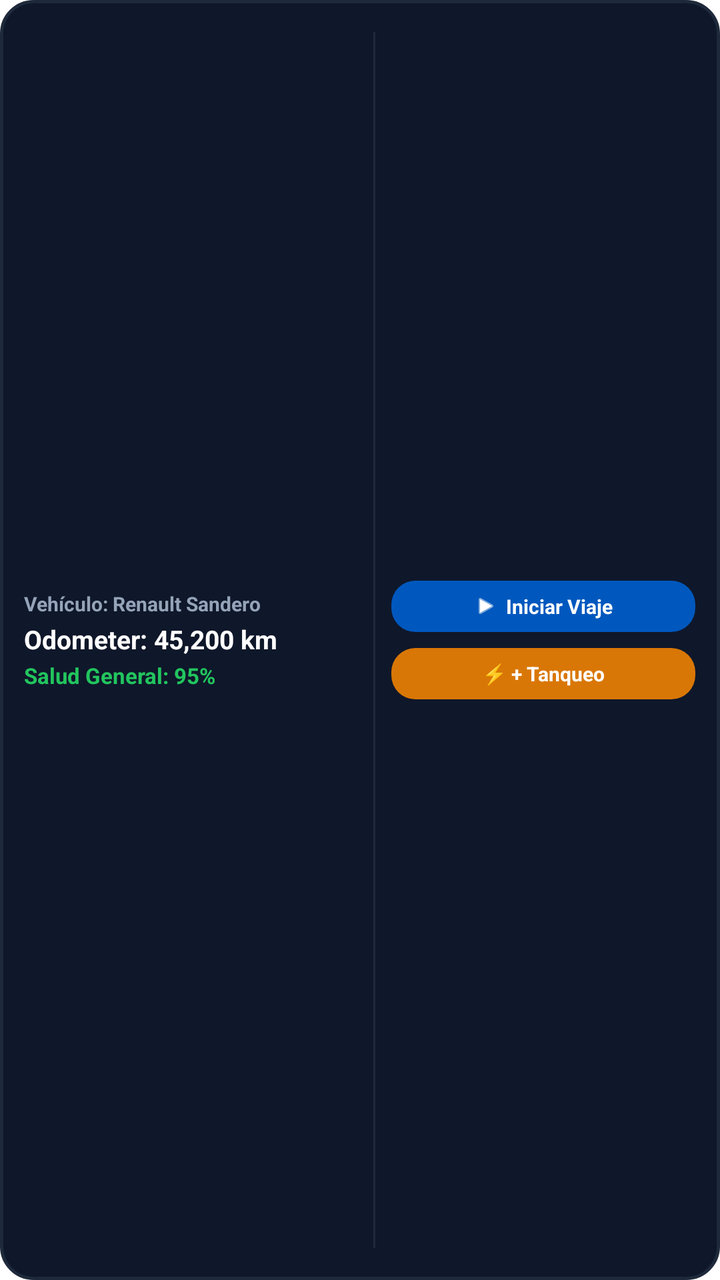
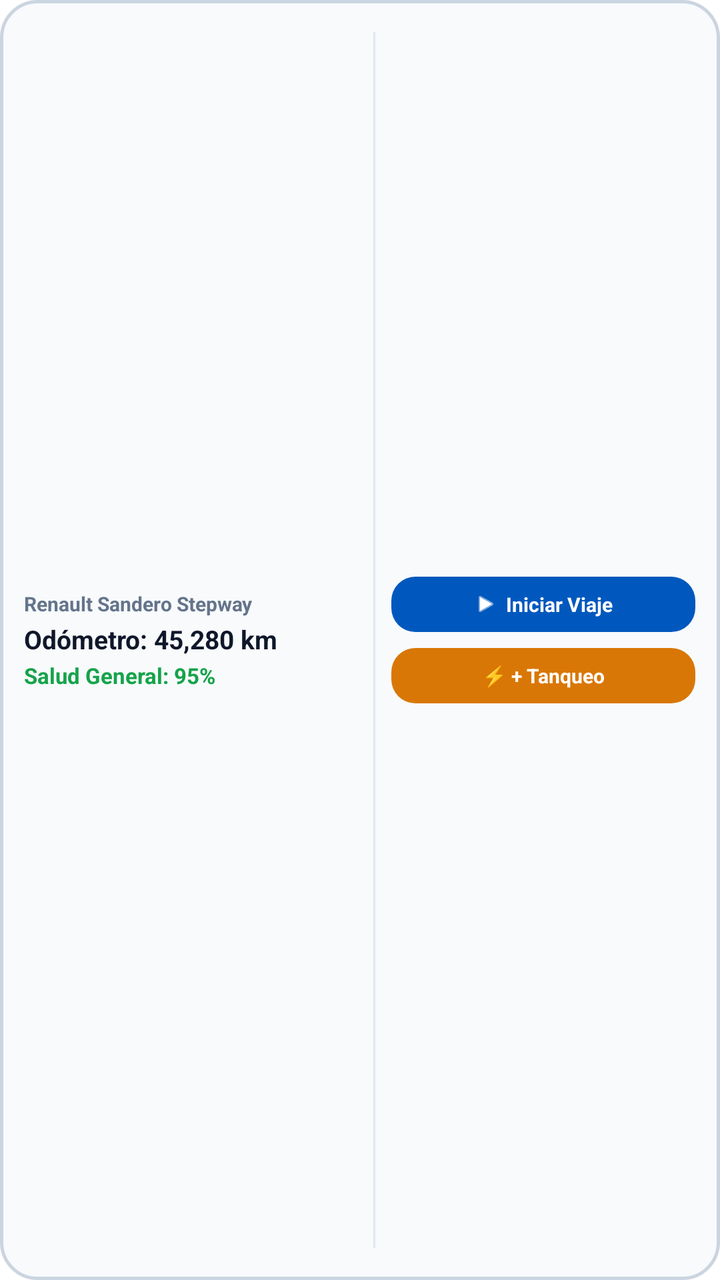

Before-and-after screenshots of an Android layout around one commit, followed by the original layout XML and the change that was made.
<!-- AndroidManifest.xml: fallback theme Theme.MaterialComponents.DayNight.NoActionBar -->
<!-- res/layout/bitacora_widget.xml -->
<?xml version="1.0" encoding="utf-8"?>
<LinearLayout xmlns:android="http://schemas.android.com/apk/res/android"
    android:layout_width="match_parent"
    android:layout_height="match_parent"
    android:orientation="horizontal"
    android:padding="12dp"
    android:background="@drawable/widget_background"
    android:gravity="center_vertical">

    
    <LinearLayout
        android:layout_width="0dp"
        android:layout_height="wrap_content"
        android:layout_weight="1.2"
        android:orientation="vertical"
        android:paddingRight="8dp">

        <TextView
            android:layout_width="wrap_content"
            android:layout_height="wrap_content"
            android:text="Vehículo: Renault Sandero"
            android:textColor="#94A3B8"
            android:textSize="10sp"
            android:textStyle="bold" />

        <TextView
            android:id="@+id/widget_odometer"
            android:layout_width="wrap_content"
            android:layout_height="wrap_content"
            android:text="Odometer: 45,200 km"
            android:textColor="#FFFFFF"
            android:textSize="13sp"
            android:textStyle="bold"
            android:layout_marginTop="2dp"/>

        <TextView
            android:id="@+id/widget_health"
            android:layout_width="wrap_content"
            android:layout_height="wrap_content"
            android:text="Salud General: 95%"
            android:textColor="#22C55E"
            android:textSize="11sp"
            android:textStyle="bold"
            android:layout_marginTop="2dp"/>
    </LinearLayout>

    
    <FrameLayout
        android:layout_width="1dp"
        android:layout_height="match_parent"
        android:background="#1E293B"
        android:layout_marginTop="4dp"
        android:layout_marginBottom="4dp" />

    
    <LinearLayout
        android:layout_width="0dp"
        android:layout_height="wrap_content"
        android:layout_weight="1.1"
        android:orientation="vertical"
        android:gravity="center"
        android:paddingLeft="8dp">

        
        <LinearLayout
            android:id="@+id/widget_btn_start"
            android:layout_width="match_parent"
            android:layout_height="wrap_content"
            android:background="@drawable/button_background"
            android:orientation="horizontal"
            android:gravity="center"
            android:paddingTop="6dp"
            android:paddingBottom="6dp"
            android:clickable="true"
            android:focusable="true">

            <ImageView
                android:layout_width="12dp"
                android:layout_height="12dp"
                android:src="@android:drawable/ic_media_play"
                android:tint="#FFFFFF"
                android:layout_marginRight="4dp"/>

            <TextView
                android:layout_width="wrap_content"
                android:layout_height="wrap_content"
                android:text="Iniciar Viaje"
                android:textColor="#FFFFFF"
                android:textSize="10sp"
                android:textStyle="bold"/>
        </LinearLayout>

        
        <LinearLayout
            android:id="@+id/widget_btn_refuel"
            android:layout_width="match_parent"
            android:layout_height="wrap_content"
            android:background="@drawable/button_amber_background"
            android:orientation="horizontal"
            android:gravity="center"
            android:paddingTop="6dp"
            android:paddingBottom="6dp"
            android:clickable="true"
            android:focusable="true"
            android:layout_marginTop="8dp">

            <TextView
                android:layout_width="wrap_content"
                android:layout_height="wrap_content"
                android:text="⚡ + Tanqueo"
                android:textColor="#FFFFFF"
                android:textSize="10sp"
                android:textStyle="bold"/>
        </LinearLayout>
    </LinearLayout>
</LinearLayout>
<!-- resources referenced by this layout -->
<resources>
  <!-- drawable button_amber_background (drawable) -->
  <?xml version="1.0" encoding="utf-8"?>
  <shape xmlns:android="http://schemas.android.com/apk/res/android">
      <solid android:color="#d97706" /> 
      <corners android:radius="12dp" />
  </shape>
  <!-- drawable button_background (drawable) -->
  <?xml version="1.0" encoding="utf-8"?>
  <shape xmlns:android="http://schemas.android.com/apk/res/android">
      <solid android:color="#0058be" />
      <corners android:radius="12dp" />
  </shape>
  <!-- drawable widget_background (drawable) -->
  <?xml version="1.0" encoding="utf-8"?>
  <shape xmlns:android="http://schemas.android.com/apk/res/android">
      <solid android:color="#0F172A" />
      <corners android:radius="16dp" />
      <stroke android:width="1.5dp" android:color="#1E293B" />
  </shape>
</resources>

<!-- the commit's change to res/layout/bitacora_widget.xml (unified diff, before → after) -->
@@ -18,8 +18,8 @@
         <TextView
             android:layout_width="wrap_content"
             android:layout_height="wrap_content"
-            android:text="Vehículo: Renault Sandero"
-            android:textColor="#94A3B8"
+            android:text="Renault Sandero Stepway"
+            android:textColor="#64748B"
             android:textSize="10sp"
             android:textStyle="bold" />
 
@@ -27,8 +27,8 @@
             android:id="@+id/widget_odometer"
             android:layout_width="wrap_content"
             android:layout_height="wrap_content"
-            android:text="Odometer: 45,200 km"
-            android:textColor="#FFFFFF"
+            android:text="Odómetro: 45,280 km"
+            android:textColor="#0F172A"
             android:textSize="13sp"
             android:textStyle="bold"
             android:layout_marginTop="2dp"/>
@@ -38,7 +38,7 @@
             android:layout_width="wrap_content"
             android:layout_height="wrap_content"
             android:text="Salud General: 95%"
-            android:textColor="#22C55E"
+            android:textColor="#16A34A"
             android:textSize="11sp"
             android:textStyle="bold"
             android:layout_marginTop="2dp"/>
@@ -48,7 +48,7 @@
     <FrameLayout
         android:layout_width="1dp"
         android:layout_height="match_parent"
-        android:background="#1E293B"
+        android:background="#E2E8F0"
         android:layout_marginTop="4dp"
         android:layout_marginBottom="4dp" />
 
@@ -69,8 +69,8 @@
             android:background="@drawable/button_background"
             android:orientation="horizontal"
             android:gravity="center"
-            android:paddingTop="6dp"
-            android:paddingBottom="6dp"
+            android:paddingTop="7dp"
+            android:paddingBottom="7dp"
             android:clickable="true"
             android:focusable="true">
 
@@ -98,8 +98,8 @@
             android:background="@drawable/button_amber_background"
             android:orientation="horizontal"
             android:gravity="center"
-            android:paddingTop="6dp"
-            android:paddingBottom="6dp"
+            android:paddingTop="7dp"
+            android:paddingBottom="7dp"
             android:clickable="true"
             android:focusable="true"
             android:layout_marginTop="8dp">
<!-- resource entries referenced after the edit -->
@@ -15,9 +15,9 @@
   <!-- drawable widget_background (drawable) -->
   <?xml version="1.0" encoding="utf-8"?>
   <shape xmlns:android="http://schemas.android.com/apk/res/android">
-      <solid android:color="#0F172A" />
-      <corners android:radius="16dp" />
-      <stroke android:width="1.5dp" android:color="#1E293B" />
+      <solid android:color="#F8FAFC" />
+      <corners android:radius="18dp" />
+      <stroke android:width="1.5dp" android:color="#CBD5E1" />
   </shape>
 </resources>
 
